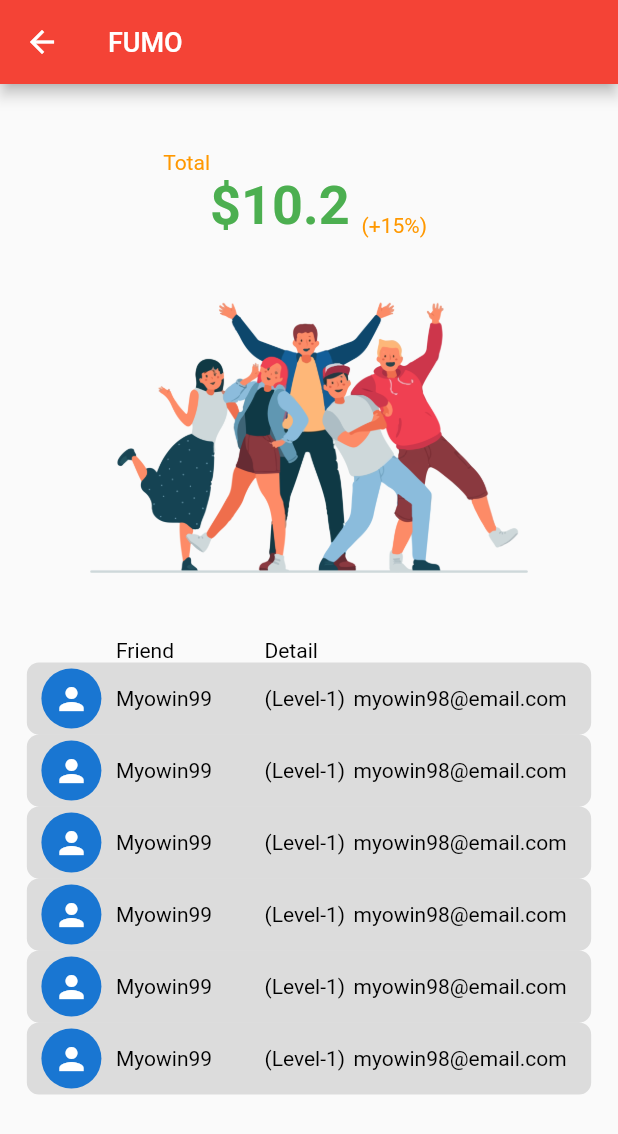
After one commit to mmsoftware100/flutter-backbone, a Flutter app: the FriendPage screen opened by its route, on a phone screen of 412 x 824 dp. The commit adds this screen. Shown: the top 1134 px of the screen. Run offline on Flutter 3.47's test engine with Material 2 defaults, Android fonts, the phone set to English and light mode, and no system bars; our stand-ins replace dartz, dio, equatable, flutter_local_notifications, flutter_spinkit, get_it and 2 more; missing offline and left inert: encrypt; accounts and stored records are empty; project files that could hold a hidden picture were left out.

Commit message:
friend list added

```diff
--- a/lib/features/data/const/data.dart
+++ b/lib/features/data/const/data.dart
@@ -16,3 +16,4 @@ String image34AssetUrl = "assets/icons/Untitled-1-27.PNG";
 String image10AssetUrl = "assets/icons/Untitled-1-05.png";
 String pointBackgroundAssetUrl = "assets/icons/Untitled-1-03.png";
 String claimBackgroundAssetUrl = "assets/icons/Untitled-1-04.png";
+String friendImageAssetUrl = "assets/icons/Untitled-1-06.png";
--- /dev/null
+++ b/lib/features/presentation/pages/friend_page.dart
@@ -0,0 +1,144 @@
+import 'package:flutter/material.dart';
+
+import '../../data/const/data.dart';
+
+class FriendPage extends StatefulWidget {
+  static String routeName = "/FriendPage";
+  const FriendPage({Key? key}) : super(key: key);
+
+  @override
+  State<FriendPage> createState() => _FriendPageState();
+}
+
+class _FriendPageState extends State<FriendPage> {
+  @override
+  Widget build(BuildContext context) {
+    return Scaffold(
+      appBar: AppBar(
+        title: Text("FUMO"),
+      ),
+      body: _mainWidget(),
+    );
+  }
+
+  Widget _mainWidget(){
+    return SingleChildScrollView(
+      padding: EdgeInsets.all(8.0),
+      child: Column(
+        children: [
+          _balanceInfo(),
+          _friendImage(),
+          _friendTable()
+        ],
+      ),
+    );
+  }
+
+  Widget _balanceInfo(){
+    return Column(
+      children: [
+        SizedBox(height: 36.0,),
+        Row(
+          children: [
+            Expanded(
+              flex: 1,
+              child: Align(
+                  alignment: Alignment.bottomRight,
+                  child: Container(
+                      color: Colors.transparent,
+                      child: Text("Total", style: TextStyle(color: Colors.orange),)
+                  )
+              ),
+            ),
+            Expanded(
+                flex: 2,
+                child: Container(
+                  color: Colors.transparent,
+                  child: Text(""),
+                )
+            )
+          ],
+        ),
+        Row(
+          crossAxisAlignment: CrossAxisAlignment.end,
+          children: [
+            Expanded(
+                flex: 1,
+                child: Container()
+            ),
+            Expanded(
+              flex: 2,
+              child: Row(
+                crossAxisAlignment: CrossAxisAlignment.end,
+                children: [
+                  Text("\$10.2", style: TextStyle(fontSize: 36, fontWeight: FontWeight.bold, color: Colors.green)),
+                  SizedBox(width: 8.0,),
+                  Text("(+15%)", style: TextStyle(color: Colors.orange),)
+                ],
+              ),
+            ),
+          ],
+        )
+      ],
+    );
+  }
+
+  Widget _friendImage(){
+    return Image.asset(friendImageAssetUrl);
+  }
+
+  Widget _friendTable(){
+    return Table(
+      columnWidths: {
+        0: FractionColumnWidth(0.15),
+        1: FractionColumnWidth(0.25),
+        2: FractionColumnWidth(0.15),
+        3: FractionColumnWidth(0.4),
+      },
+      children: [
+        TableRow(
+          children: [
+            Text(""),
+            Text("Friend"),
+            Text("Detail"),
+            Text("")
+          ]
+        ),
+        _friendRow(),
+        _friendRow(),
+        _friendRow(),
+        _friendRow(),
+        _friendRow(),
+        _friendRow(),
+      ],
+    );
+  }
+
+  TableRow _friendRow(){
+    return TableRow(
+      decoration: BoxDecoration(
+        color: Colors.black12,
+        borderRadius: BorderRadius.circular(8.0),
+
+      ),
+      children: [
+        Padding(
+          padding: const EdgeInsets.all(4.0),
+          child: CircleAvatar(child: Icon(Icons.person),),
+        ),
+        TableCell(
+            verticalAlignment: TableCellVerticalAlignment.middle,
+            child: Text("Myowin99")
+        ),
+        TableCell(
+            verticalAlignment: TableCellVerticalAlignment.middle,
+            child: Text("(Level-1)")
+        ),
+        TableCell(
+            verticalAlignment: TableCellVerticalAlignment.middle,
+            child: Text("myowin98@email.com")
+        )
+      ]
+    );
+  }
+}
--- a/lib/features/presentation/pages/test_page.dart
+++ b/lib/features/presentation/pages/test_page.dart
@@ -1,5 +1,6 @@
 import 'package:base/features/presentation/pages/balance_page.dart';
 import 'package:base/features/presentation/pages/claim_point_page.dart';
+import 'package:base/features/presentation/pages/friend_page.dart';
 import 'package:base/features/presentation/pages/home_page.dart';
 import 'package:base/features/presentation/pages/user_login_test_page.dart';
 import 'package:flutter/material.dart';
@@ -28,6 +29,7 @@ class _TestPageState extends State<TestPage> {
           ListTile(title: Text("Home Page"), onTap: (){ Navigator.pushNamed(context, HomePage.routeName); },),
           ListTile(title: Text("Claim Page"), onTap: (){ Navigator.pushNamed(context, ClaimPointPage.routeName); },),
           ListTile(title: Text("Balance Page"), onTap: (){ Navigator.pushNamed(context, BalancePage.routeName); },),
+          ListTile(title: Text("Friend Page"), onTap: (){ Navigator.pushNamed(context, FriendPage.routeName); },),
         ],
       ),
     );
--- a/lib/main.dart
+++ b/lib/main.dart
@@ -2,6 +2,7 @@
 
 import 'package:base/features/presentation/pages/balance_page.dart';
 import 'package:base/features/presentation/pages/claim_point_page.dart';
+import 'package:base/features/presentation/pages/friend_page.dart';
 import 'package:base/features/presentation/pages/home_page.dart';
 import 'package:base/features/presentation/pages/landing_page.dart';
 import 'package:base/features/presentation/pages/test_page.dart';
@@ -180,6 +181,7 @@ class MyApp extends StatelessWidget {
         HomePage.routeName: (context) => HomePage(),
         ClaimPointPage.routeName: (context) => ClaimPointPage(),
         BalancePage.routeName: (context) => BalancePage(),
+        FriendPage.routeName: (context) => FriendPage(),
         UserLoginTestPage.routeName: (context) => UserLoginTestPage(),
         UserLoginPage.routeName: (context) => UserLoginPage(),
         UserRegisterPage.routeName: (context) => UserRegisterPage(),
```
